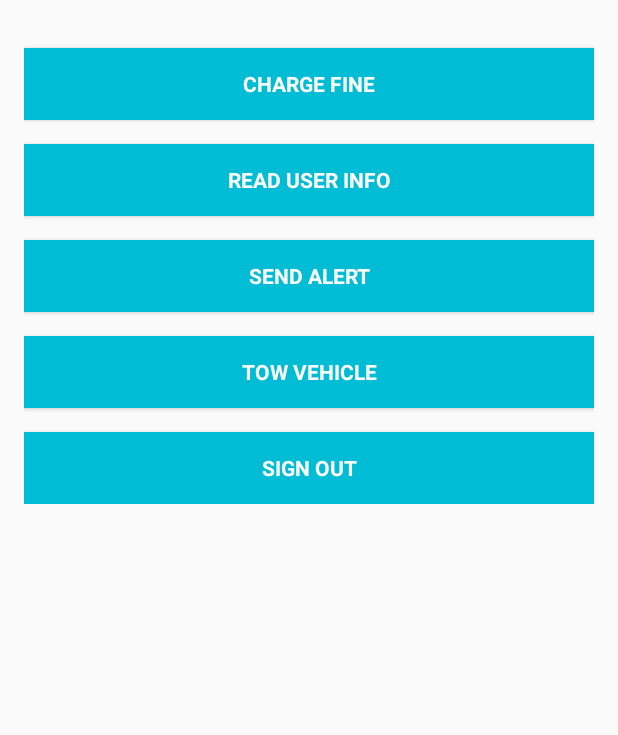
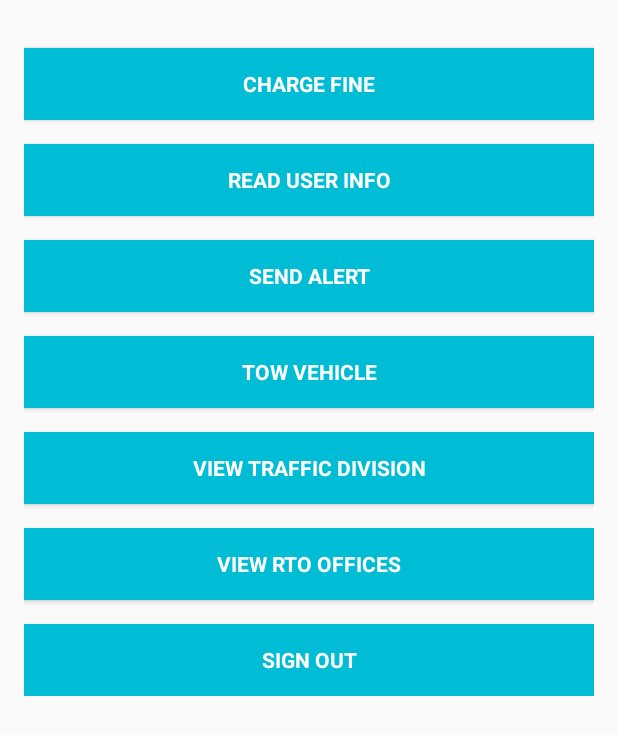
Before and after one commit to fusecoord/TrafficDroid, an Android app: the MainActivity screen opened directly, with no data from a screen before it, on a phone screen of 412 x 824 dp. Shown: the top 735 px of the screen. Run offline under Robolectric (Android 15) with nearby library versions, the phone set to English and light mode, and no system bars; our stand-ins replace Firebase (no records; nobody signed in at launch, a user with empty details on screens opened directly); libraries missing offline, so code that uses them is left out: com.google.zxing.integration.

Commit message:
New changes made by omkar

```diff
--- a/app/src/main/java/com/fusecoords/drivedroid/Authority/MainActivity.kt
+++ b/app/src/main/java/com/fusecoords/drivedroid/Authority/MainActivity.kt
@@ -10,6 +10,8 @@ import android.widget.*
 
 import com.google.zxing.integration.android.IntentIntegrator
 import android.widget.Toast
+import com.fusecoords.drivedroid.Customer.DivisonList
+import com.fusecoords.drivedroid.Customer.RtoList
 import com.fusecoords.drivedroid.R
 import kotlinx.android.synthetic.main.activity_main.*
 
@@ -107,6 +109,13 @@ class MainActivity : AppCompatActivity() {
         towVehicle.setOnClickListener {
             startActivity(Intent(this@MainActivity, TowVehicle::class.java))
         }
+        traffic_division.setOnClickListener {
+            startActivity(Intent(this@MainActivity, DivisonList::class.java))
+        }
+        traffic_rto.setOnClickListener {
+            startActivity(Intent(this@MainActivity, RtoList::class.java))
+        }
+
         signOut!!.setOnClickListener {
             signOut()
         }
--- a/app/src/main/java/com/fusecoords/drivedroid/Authority/Receipt.kt
+++ b/app/src/main/java/com/fusecoords/drivedroid/Authority/Receipt.kt
@@ -15,7 +15,7 @@ class Receipt {
 
     var Offence: String = ""
     var Section: String = ""
-    var TotalAmount: String = ""
+    var TotalAmount: Int = 0
     var LicenceNo: String = ""
     var VehicleNo: String = ""
     var FineId: Int = 0
--- a/app/src/main/java/com/fusecoords/drivedroid/Authority/Tow.kt
+++ b/app/src/main/java/com/fusecoords/drivedroid/Authority/Tow.kt
@@ -13,7 +13,7 @@ class Tow {
     constructor() {
 
     }
-
+    var Contact: String = ""
     var VehicleNo: String = ""
     var DateTime: String = ""
     var ReportedBy: String = ""
--- a/app/src/main/java/com/fusecoords/drivedroid/Authority/ValidateFine.kt
+++ b/app/src/main/java/com/fusecoords/drivedroid/Authority/ValidateFine.kt
@@ -30,7 +30,7 @@ class ValidateFine : AppCompatActivity() {
             for (item in items!!) {
                 var user = Receipt();
 
-                user.Date = Date().toString()
+                user.Date = (application as CustomApp).getDateTime(Date())
                 user.FineId = item.Sr_No
                 user.Latitude = (application as CustomApp).currentLocation!!.latitude
                 user.Longitude = (application as CustomApp).currentLocation!!.longitude
@@ -55,7 +55,7 @@ class ValidateFine : AppCompatActivity() {
                 if (item.violationList.count() > 0) {
                     amout = amout * item.violationList.count()
                 }
-                user.TotalAmount = amout.toString()
+                user.TotalAmount = amout
 
                 var mDatabase: DatabaseReference =
                     FirebaseDatabase.getInstance().getReference(Receipt.DB_TABLE_LICENCE)
@@ -97,7 +97,7 @@ class ValidateFine : AppCompatActivity() {
 
 
                         for (snapshot in dataSnapshot.children) {
-                            val bullet = snapshot.getValue<Violation>(Violation::class.java!!)
+                            val bullet = snapshot.getValue<Violation>(Violation::class.java)
 
                             for (item in items!!) {
                                 bullet!!.Id = snapshot.ref.key!!
--- a/app/src/main/java/com/fusecoords/drivedroid/Authority/Violation.kt
+++ b/app/src/main/java/com/fusecoords/drivedroid/Authority/Violation.kt
@@ -14,11 +14,12 @@ class Violation {
 
     }
 
+    var LateFees: Int = 0
     var Id: String = ""
     var Key: String = ""
     var Offence: String = ""
     var Section: String = ""
-    var TotalAmount: String = ""
+    var TotalAmount: Int = 0
     var LicenceNo: String = ""
     var VehicleNo: String = ""
     var FineId: Int = 0
--- a/app/src/main/java/com/fusecoords/drivedroid/Customer/CustDashboard.kt
+++ b/app/src/main/java/com/fusecoords/drivedroid/Customer/CustDashboard.kt
@@ -24,7 +24,7 @@ class CustDashboard : AppCompatActivity() {
         //change password ,email etc
 
 
-        //tow alert systme
+        //tow alert systme -done
 //       traffice alerts -done
 //        permisison check with locaiton -done
 
@@ -45,7 +45,6 @@ class CustDashboard : AppCompatActivity() {
         }
 
         check_towed.setOnClickListener {
-
             startActivity(Intent(this@CustDashboard, TowCheck::class.java))
         }
         view_alert.setOnClickListener {
--- a/app/src/main/res/layout/activity_add_licence.xml
+++ b/app/src/main/res/layout/activity_add_licence.xml
@@ -24,6 +24,7 @@
                     android:layout_height="match_parent">
 
                 <ImageButton
+                        android:visibility="gone"
                         android:background="@android:color/transparent"
                         android:id="@+id/img_sign"
                         android:layout_width="@dimen/logo_w_h"
--- a/app/src/main/res/layout/activity_main.xml
+++ b/app/src/main/res/layout/activity_main.xml
@@ -204,6 +204,28 @@
                     android:text="Tow Vehicle"
                     android:textColor="@android:color/white"
                     android:textStyle="bold"/>
+
+            <Button
+                    android:id="@+id/traffic_division"
+                    style="?android:textAppearanceSmall"
+                    android:layout_width="match_parent"
+                    android:layout_height="wrap_content"
+                    android:layout_marginTop="16dp"
+                    android:background="@color/colorPrimary"
+                    android:text="View Traffic Division"
+                    android:textColor="@android:color/white"
+                    android:textStyle="bold"/>
+            <Button
+                    android:id="@+id/traffic_rto"
+                    style="?android:textAppearanceSmall"
+                    android:layout_width="match_parent"
+                    android:layout_height="wrap_content"
+                    android:layout_marginTop="16dp"
+                    android:background="@color/colorPrimary"
+                    android:text="View RTO offices"
+                    android:textColor="@android:color/white"
+                    android:textStyle="bold"/>
+
             <Button
                     android:id="@+id/sign_out"
                     style="?android:textAppearanceSmall"
--- a/app/src/main/res/layout/item_status.xml
+++ b/app/src/main/res/layout/item_status.xml
@@ -22,12 +22,18 @@
                   android:layout_height="wrap_content"
                   android:text="adf"
                   android:id="@+id/law"/>
+
+        <TextView android:layout_width="match_parent"
+                  android:layout_height="wrap_content"
+                  android:text="adf"
+                  android:id="@+id/fineOn"/>
     </LinearLayout>
     <LinearLayout
             android:orientation="vertical" android:layout_width="wrap_content"
             android:layout_height="wrap_content">
         <TextView android:layout_width="match_parent"
                   android:text="adf"
+                  android:gravity="center"
                   android:layout_height="wrap_content"
                   android:id="@+id/price"/>
 
--- a/app/src/main/res/layout/item_tow.xml
+++ b/app/src/main/res/layout/item_tow.xml
@@ -4,6 +4,7 @@
               android:padding="@dimen/activity_horizontal_margin"
               android:layout_width="match_parent"
               android:layout_height="wrap_content">
+
     <TextView
             android:layout_width="match_parent"
             android:layout_height="wrap_content"
@@ -14,4 +15,8 @@
               android:layout_height="wrap_content"
               android:text="adf"
               android:id="@+id/comment"/>
+    <TextView android:layout_width="match_parent"
+              android:layout_height="wrap_content"
+              android:text="adf"
+              android:id="@+id/contact"/>
 </LinearLayout>
```
Also changed, not shown: app/src/main/java/com/fusecoords/drivedroid/CustomApp.kt (+10 -0 lines), app/src/main/java/com/fusecoords/drivedroid/Customer/StatusAdapter.kt (+14 -2 lines), app/src/main/java/com/fusecoords/drivedroid/Customer/TowAdapter.kt (+5 -3 lines), app/src/main/java/com/fusecoords/drivedroid/Customer/ViewStatus.kt (+24 -6 lines), app/src/main/res/layout/activity_cust_dashboard.xml (+4 -4 lines).
